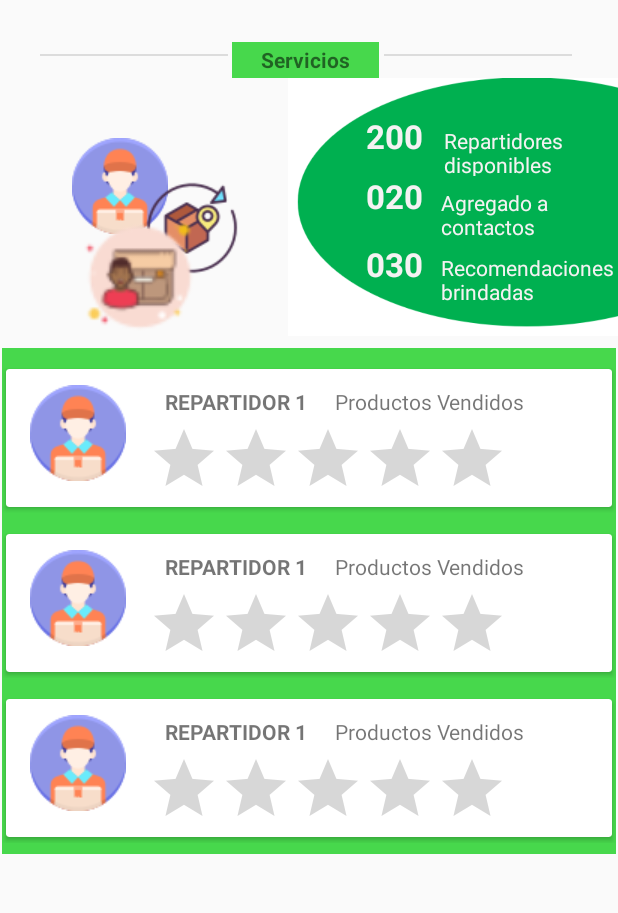
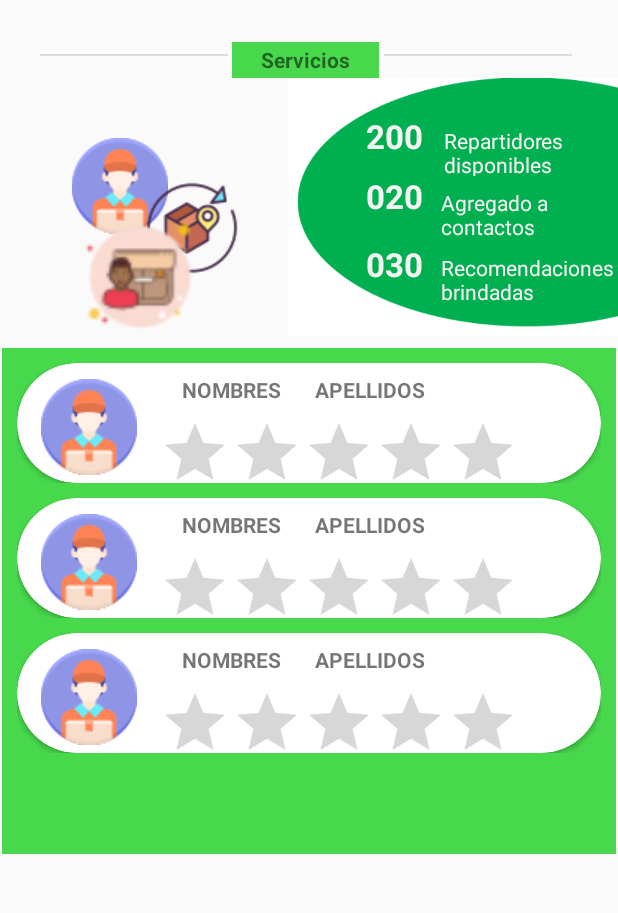
Before and after one commit to CarlosCarbonel/TF_GRUPO03_MicroDelivery, an Android app: the layout activity_lista_repartidor.xml on its own in the app's theme, with its tools: preview values and no code run, on a phone screen of 412 x 824 dp, the part 240-1153 px from its top. Run offline under Robolectric (Android 15) with nearby library versions, the phone set to English and light mode, and no system bars.

Commit message:
Lista de usuarios creados

```diff
--- a/app/src/main/AndroidManifest.xml
+++ b/app/src/main/AndroidManifest.xml
@@ -13,7 +13,7 @@
         android:theme="@style/Theme.TF_GRUPO03_MicroDelivery"
         tools:targetApi="31">
         <activity
-            android:name=".Perfil_Repartidor"
+            android:name=".MainActivity"
             android:exported="true">
         <intent-filter>
             <action android:name="android.intent.action.MAIN" />
@@ -32,8 +32,8 @@
             android:name=".CrearUsuarioActivity"
             android:exported="false" />
         <activity
-            android:name=".MainActivity"
-            android:exported="true">
+            android:name=".Perfil_Repartidor"
+            android:exported="false">
 
         </activity>
     </application>
--- a/app/src/main/res/layout/activity_lista_repartidor.xml
+++ b/app/src/main/res/layout/activity_lista_repartidor.xml
@@ -87,7 +87,7 @@
         app:srcCompat="@drawable/repartidor3" />
 
     <androidx.recyclerview.widget.RecyclerView
-        android:id="@+id/recyclerView"
+        android:id="@+id/rvUsuarios"
         android:layout_width="409dp"
         android:layout_height="337dp"
         android:background="#47D84C"
@@ -102,7 +102,7 @@
         android:id="@+id/imageView7"
         android:layout_width="314dp"
         android:layout_height="172dp"
-        app:layout_constraintBottom_toTopOf="@+id/recyclerView"
+        app:layout_constraintBottom_toTopOf="@+id/rvUsuarios"
         app:layout_constraintStart_toEndOf="@+id/imageView4"
         app:layout_constraintTop_toBottomOf="@+id/textView"
         app:layout_constraintVertical_bias="0.0"
--- a/app/src/main/res/layout/fila_repartidor.xml
+++ b/app/src/main/res/layout/fila_repartidor.xml
@@ -5,14 +5,17 @@
     xmlns:tools="http://schemas.android.com/tools"
     android:orientation="vertical"
     android:layout_width="match_parent"
-    android:layout_height="100dp"
+    android:layout_height="80dp"
     android:layout_marginTop="10dp"
+    android:layout_marginHorizontal="10dp"
+
     >
 
     <androidx.cardview.widget.CardView
         android:layout_width="match_parent"
         android:layout_height="match_parent"
-        app:cardUseCompatPadding="true"
+        app:cardUseCompatPadding="false"
+        app:cardCornerRadius="40dp"
         >
 
         <androidx.constraintlayout.widget.ConstraintLayout
@@ -32,11 +35,11 @@
                 app:srcCompat="@drawable/repartidor2" />
 
             <TextView
-                android:id="@+id/textView3"
+                android:id="@+id/filanombres"
                 android:layout_width="wrap_content"
                 android:layout_height="wrap_content"
-                android:layout_marginTop="12dp"
-                android:text="REPARTIDOR 1"
+                android:layout_marginTop="8dp"
+                android:text="NOMBRES"
                 android:textStyle="bold"
                 app:layout_constraintEnd_toEndOf="parent"
                 app:layout_constraintHorizontal_bias="0.126"
@@ -44,15 +47,16 @@
                 app:layout_constraintTop_toTopOf="parent" />
 
             <TextView
-                android:id="@+id/textView4"
+                android:id="@+id/filaapellidos"
                 android:layout_width="wrap_content"
                 android:layout_height="wrap_content"
-                android:layout_marginTop="12dp"
+                android:layout_marginTop="8dp"
                 android:layout_marginEnd="36dp"
-                android:text="Productos Vendidos"
+                android:text="APELLIDOS"
+                android:textStyle="bold"
                 app:layout_constraintEnd_toEndOf="parent"
-                app:layout_constraintHorizontal_bias="1.0"
-                app:layout_constraintStart_toEndOf="@+id/textView3"
+                app:layout_constraintHorizontal_bias="0.237"
+                app:layout_constraintStart_toEndOf="@+id/filanombres"
                 app:layout_constraintTop_toTopOf="parent" />
 
             <RatingBar
```
Also changed, not shown: app/src/main/java/com/upc/tf_grupo03_microdelivery/Adaptador.kt (added, +52 -0 lines), app/src/main/java/com/upc/tf_grupo03_microdelivery/UsuarioActivity.kt (+13 -0 lines), app/src/main/java/com/upc/tf_grupo03_microdelivery/dao/UsuariosDAO.kt (+41 -0 lines), app/src/main/java/com/upc/tf_grupo03_microdelivery/util/ListaRepartidor.kt (+26 -0 lines), app/src/main/res/layout/activity_usuario.xml (+5 -5 lines).
